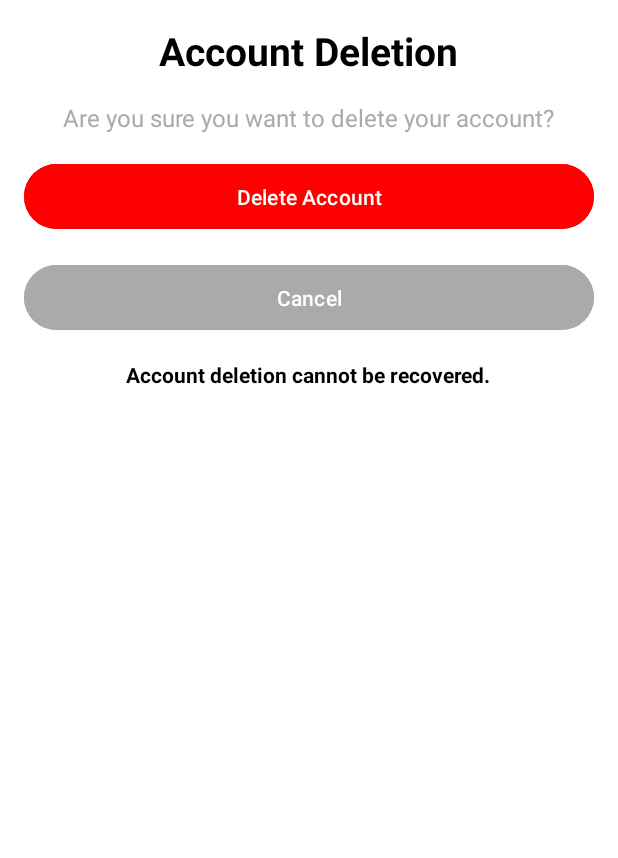
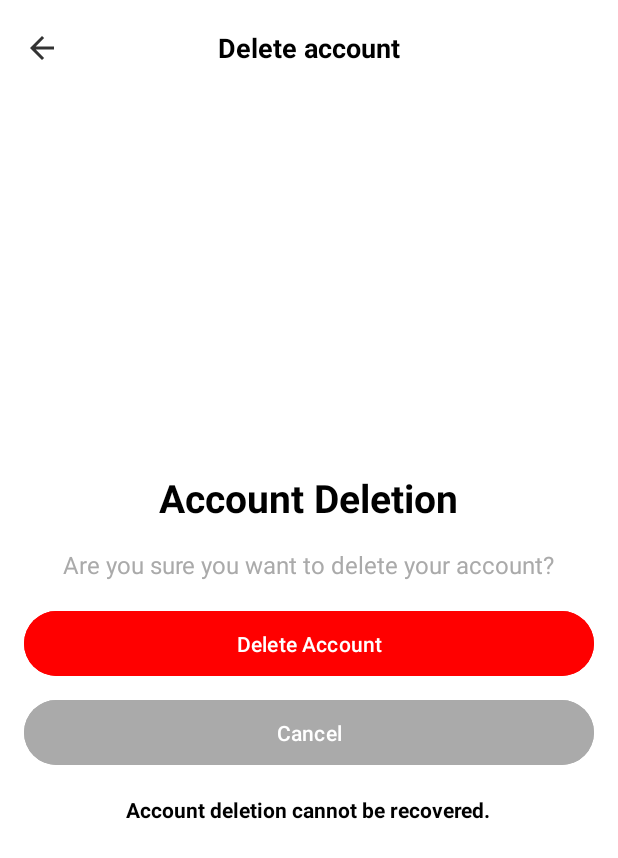
Before and after one commit to vidbr/VidBr, an Android app: the DeleteAccount screen opened directly, with no data from a screen before it, on a phone screen of 412 x 824 dp. Shown: the top 858 px of the screen. Run offline under Robolectric (Android 15) with nearby library versions, the phone set to English and light mode, and no system bars; our stand-ins replace Firebase (no records; nobody signed in at launch, a user with empty details on screens opened directly).

Commit message:
When deleting the account there is now a security confirmation and others

```diff
--- a/app/build.gradle
+++ b/app/build.gradle
@@ -27,8 +27,8 @@ android {
         applicationId "com.video.vidbr"
         minSdk 24
         targetSdk 34
-        versionCode 21
-        versionName "2.0.1"
+        versionCode 22
+        versionName "2.0.2"
         multiDexEnabled true
 
         testInstrumentationRunner "androidx.test.runner.AndroidJUnitRunner"
--- a/app/src/main/java/com/video/vidbr/DeleteAccount.java
+++ b/app/src/main/java/com/video/vidbr/DeleteAccount.java
@@ -1,14 +1,29 @@
 package com.video.vidbr;
 
 import android.content.Intent;
+import android.graphics.Color;
+import android.graphics.drawable.ColorDrawable;
 import android.os.Bundle;
+import android.text.InputType;
+import android.view.LayoutInflater;
+import android.view.MenuItem;
 import android.view.View;
 import android.widget.Button;
+import android.widget.EditText;
+import android.widget.ProgressBar;
+import android.widget.TextView;
 import android.widget.Toast;
 
+import androidx.annotation.NonNull;
+import androidx.appcompat.app.ActionBar;
+import androidx.appcompat.app.AlertDialog;
 import androidx.appcompat.app.AppCompatActivity;
+import androidx.appcompat.widget.Toolbar;
 
+import com.google.firebase.auth.AuthCredential;
+import com.google.firebase.auth.EmailAuthProvider;
 import com.google.firebase.auth.FirebaseAuth;
+import com.google.firebase.auth.FirebaseUser;
 import com.google.firebase.database.DataSnapshot;
 import com.google.firebase.database.DatabaseError;
 import com.google.firebase.database.DatabaseReference;
@@ -34,24 +49,39 @@ public class DeleteAccount extends AppCompatActivity {
     private FirebaseAuth auth;
     private FirebaseFirestore db;
     private DatabaseReference database;
-
+    private ProgressBar progressBar;
+    private TextView message;
+    private Button confirmButton;
+    private Button cancelButton;
 
     @Override
     protected void onCreate(Bundle savedInstanceState) {
         super.onCreate(savedInstanceState);
         setContentView(R.layout.delete_account);
 
+        Toolbar toolbar = findViewById(R.id.toolbar);
+        setSupportActionBar(toolbar);
+
+        ActionBar actionBar = getSupportActionBar();
+        if (actionBar != null) {
+            actionBar.setDisplayHomeAsUpEnabled(true);
+            actionBar.setHomeAsUpIndicator(R.drawable.back);
+            actionBar.setTitle("");
+        }
+
         auth = FirebaseAuth.getInstance();
         db = FirebaseFirestore.getInstance();
         database = FirebaseDatabase.getInstance().getReference();
 
-        Button confirmButton = findViewById(R.id.confirm_button);
-        Button cancelButton = findViewById(R.id.cancel_button);
+        message = findViewById(R.id.message);
+        confirmButton = findViewById(R.id.confirm_button);
+        cancelButton = findViewById(R.id.cancel_button);
+        progressBar = findViewById(R.id.progressBar);
 
         confirmButton.setOnClickListener(new View.OnClickListener() {
             @Override
             public void onClick(View v) {
-                deleteUserAccount();
+                confirmAndDeleteAccount();
             }
         });
 
@@ -60,6 +90,58 @@ public class DeleteAccount extends AppCompatActivity {
             public void onClick(View v) {
                 finish();
             }
+        });
+    }
+
+    private void confirmAndDeleteAccount() {
+        FirebaseUser user = FirebaseAuth.getInstance().getCurrentUser();
+
+        if (user == null) {
+            Toast.makeText(this, getString(R.string.usuario_nao_autenticado), Toast.LENGTH_SHORT).show();
+            finish();
+            return;
+        }
+
+        AlertDialog.Builder builder = new AlertDialog.Builder(this);
+        LayoutInflater inflater = getLayoutInflater();
+        View dialogView = inflater.inflate(R.layout.dialog_confirm_delete, null);
+        builder.setView(dialogView);
+
+        EditText etPassword = dialogView.findViewById(R.id.etPassword);
+        Button btnCancel = dialogView.findViewById(R.id.btnCancel);
+        Button btnConfirm = dialogView.findViewById(R.id.btnConfirm);
+
+        AlertDialog dialog = builder.create();
+        dialog.getWindow().setBackgroundDrawable(new ColorDrawable(Color.TRANSPARENT));
+        dialog.show();
+
+        btnCancel.setOnClickListener(v -> {
+            dialog.dismiss();
+        });
+
+        btnConfirm.setOnClickListener(v -> {
+            String password = etPassword.getText().toString().trim();
+            if (password.isEmpty()) {
+                etPassword.setError(getString(R.string.por_favor_insira_sua_senha));
+                etPassword.requestFocus();
+                return;
+            }
+
+            AuthCredential credential = EmailAuthProvider.getCredential(user.getEmail(), password);
+            user.reauthenticate(credential).addOnCompleteListener(task -> {
+                if (task.isSuccessful()) {
+                    progressBar.setVisibility(View.VISIBLE);
+                    message.setVisibility(View.GONE);
+                    confirmButton.setVisibility(View.GONE);
+                    cancelButton.setVisibility(View.GONE);
+                    confirmButton.setEnabled(false);
+                    deleteUserAccount();
+                    dialog.dismiss();
+                } else {
+                    etPassword.setError(getString(R.string.falha_na_autenticacao));
+                    etPassword.requestFocus();
+                }
+            });
         });
     }
 
@@ -313,6 +395,12 @@ public class DeleteAccount extends AppCompatActivity {
 
     private void deleteFirebaseUser() {
         auth.getCurrentUser().delete().addOnCompleteListener(task -> {
+            progressBar.setVisibility(View.GONE);
+            message.setVisibility(View.VISIBLE);
+            confirmButton.setVisibility(View.VISIBLE);
+            cancelButton.setVisibility(View.VISIBLE);
+            confirmButton.setEnabled(true);
+
             if (task.isSuccessful()) {
                 Toast.makeText(DeleteAccount.this, R.string.account_deleted_success, Toast.LENGTH_SHORT).show();
                 startActivity(new Intent(DeleteAccount.this, LoginActivity.class));
@@ -322,4 +410,13 @@ public class DeleteAccount extends AppCompatActivity {
             }
         });
     }
+
+    @Override
+    public boolean onOptionsItemSelected(@NonNull MenuItem item) {
+        if (item.getItemId() == android.R.id.home) {
+            onBackPressed();
+            return true;
+        }
+        return super.onOptionsItemSelected(item);
+    }
 }
--- a/app/src/main/java/com/video/vidbr/MainActivity.java
+++ b/app/src/main/java/com/video/vidbr/MainActivity.java
@@ -41,12 +41,14 @@ import com.google.firebase.auth.FirebaseUser;
 import com.google.firebase.firestore.DocumentReference;
 import com.google.firebase.firestore.DocumentSnapshot;
 import com.google.firebase.firestore.FirebaseFirestore;
+import com.google.firebase.messaging.FirebaseMessaging;
 import com.video.vidbr.databinding.ActivityMainBinding;
 import com.video.vidbr.fragments.FollowingFragment;
 import com.video.vidbr.fragments.ForYouFragment;
 import com.video.vidbr.util.UiUtil;
 
 import java.lang.ref.WeakReference;
+import java.util.Locale;
 import java.util.Random;
 
 public class MainActivity extends AppCompatActivity {
@@ -63,6 +65,9 @@ public class MainActivity extends AppCompatActivity {
         super.onCreate(savedInstanceState);
         binding = ActivityMainBinding.inflate(getLayoutInflater());
         setContentView(binding.getRoot());
+
+        String language = Locale.getDefault().getLanguage(); // "pt", "en", etc.
+        FirebaseMessaging.getInstance().subscribeToTopic("lang_" + language);
 
         if (Build.VERSION.SDK_INT >= Build.VERSION_CODES.TIRAMISU) {
             if (!NotificationManagerCompat.from(this).areNotificationsEnabled()) {
--- a/app/src/main/java/com/video/vidbr/ProfileActivity.java
+++ b/app/src/main/java/com/video/vidbr/ProfileActivity.java
@@ -12,6 +12,7 @@ import android.database.Cursor;
 import android.graphics.Bitmap;
 import android.graphics.Color;
 import android.graphics.PorterDuff;
+import android.graphics.drawable.ColorDrawable;
 import android.net.Uri;
 import android.os.Build;
 import android.os.Bundle;
@@ -705,6 +706,7 @@ public class ProfileActivity extends AppCompatActivity {
         AlertDialog.Builder builder = new AlertDialog.Builder(this);
         builder.setView(dialogView);
         AlertDialog alertDialog = builder.create();
+        alertDialog.getWindow().setBackgroundDrawable(new ColorDrawable(Color.TRANSPARENT));
         alertDialog.show();
 
         buttonChangePicture.setOnClickListener(v -> {
--- a/app/src/main/res/layout/delete_account.xml
+++ b/app/src/main/res/layout/delete_account.xml
@@ -1,8 +1,41 @@
 <RelativeLayout xmlns:android="http://schemas.android.com/apk/res/android"
     android:layout_width="match_parent"
     android:layout_height="match_parent"
-    android:background="@android:color/white"
+    android:background="@android:color/white">
+
+    <androidx.appcompat.widget.Toolbar
+        android:id="@+id/toolbar"
+        android:layout_width="match_parent"
+        android:layout_height="?attr/actionBarSize"
+        android:theme="@style/ThemeOverlay.AppCompat.Dark.ActionBar"
+        android:elevation="4dp"
+        android:contentInsetStart="0dp"
+        android:contentInsetLeft="0dp"
+        android:contentInsetRight="0dp"
+        android:layout_alignParentTop="true">
+
+        <TextView
+            android:id="@+id/toolbar_title"
+            android:layout_width="wrap_content"
+            android:layout_height="wrap_content"
+            android:layout_gravity="center"
+            android:text="@string/delete_account_button"
+            android:textColor="@android:color/black"
+            android:textSize="18sp"
+            android:textStyle="bold" />
+
+    </androidx.appcompat.widget.Toolbar>
+
+    <LinearLayout
+        android:id="@+id/content_layout"
+        android:layout_below="@id/toolbar"
+        android:layout_width="match_parent"
+        android:layout_height="match_parent"
+        android:orientation="vertical"
+        android:gravity="center"
         android:padding="16dp">
+
+        <!-- Coloque aqui os demais elementos (TextViews, Buttons, ProgressBar) -->
 
         <TextView
             android:id="@+id/title"
@@ -12,7 +45,7 @@
             android:textSize="26sp"
             android:textColor="@android:color/black"
             android:textStyle="bold"
-        android:layout_centerHorizontal="true" />
+            android:layout_marginBottom="16dp" />
 
         <TextView
             android:id="@+id/message"
@@ -21,18 +54,15 @@
             android:text="@string/message_text"
             android:textSize="16sp"
             android:textColor="@android:color/darker_gray"
-        android:layout_below="@id/title"
-        android:layout_marginTop="16dp"
-        android:layout_centerHorizontal="true"
-        android:paddingHorizontal="24dp" />
+            android:paddingHorizontal="24dp"
+            android:gravity="center"
+            android:layout_marginBottom="16dp" />
 
         <Button
             android:id="@+id/confirm_button"
             android:layout_width="match_parent"
             android:layout_height="wrap_content"
             android:text="@string/confirm_button_text"
-        android:layout_below="@id/message"
-        android:layout_marginTop="16dp"
             android:backgroundTint="#ff0000"
             android:textColor="@android:color/white"
             android:padding="12dp"
@@ -43,11 +73,10 @@
             android:layout_width="match_parent"
             android:layout_height="wrap_content"
             android:text="@string/cancel_button_text"
-        android:layout_below="@id/confirm_button"
-        android:layout_marginTop="8dp"
             android:backgroundTint="@android:color/darker_gray"
             android:textColor="@android:color/white"
-        android:padding="12dp" />
+            android:padding="12dp"
+            android:layout_marginBottom="16dp" />
 
         <TextView
             android:id="@+id/recovery_warning"
@@ -57,8 +86,16 @@
             android:textSize="14sp"
             android:textStyle="bold"
             android:textColor="@android:color/black"
-        android:layout_below="@id/cancel_button"
-        android:layout_marginTop="16dp"
-        android:layout_centerHorizontal="true" />
+            android:gravity="center"
+            android:layout_marginBottom="24dp" />
+
+        <ProgressBar
+            android:id="@+id/progressBar"
+            android:layout_width="48dp"
+            android:layout_height="48dp"
+            android:visibility="gone"
+            android:indeterminateTint="#2196F3" />
+
+    </LinearLayout>
 
 </RelativeLayout>
--- a/app/src/main/res/values/strings.xml
+++ b/app/src/main/res/values/strings.xml
@@ -389,4 +389,13 @@
     <string name="remove_inappropriate_image">Remove the inappropriate image before saving</string>
     <string name="analisando">Analyzing...</string>
     <string name="processando">Processing...</string>
+
+    <string name="dialog_security_title">Security Confirmation</string>
+    <string name="hint_enter_password">Enter your password</string>
+    <string name="error_invalid_password">Incorrect password</string>
+    <string name="button_cancel">Cancel</string>
+    <string name="button_confirm">Confirm</string>
+    <string name="usuario_nao_autenticado">User not authenticated</string>
+    <string name="por_favor_insira_sua_senha">Please enter your password</string>
+    <string name="falha_na_autenticacao">Authentication failed. Incorrect password or session expired.</string>
 </resources>
```
Also changed, not shown: app/src/main/java/com/video/vidbr/SearchActivity.java (+0 -9 lines), app/src/main/res/layout/activity_search.xml (+3 -11 lines), app/src/main/res/layout/dialog_confirm_delete.xml (added, +66 -0 lines), 16 other files. Lines whose indentation alone changed are shown as unchanged.
